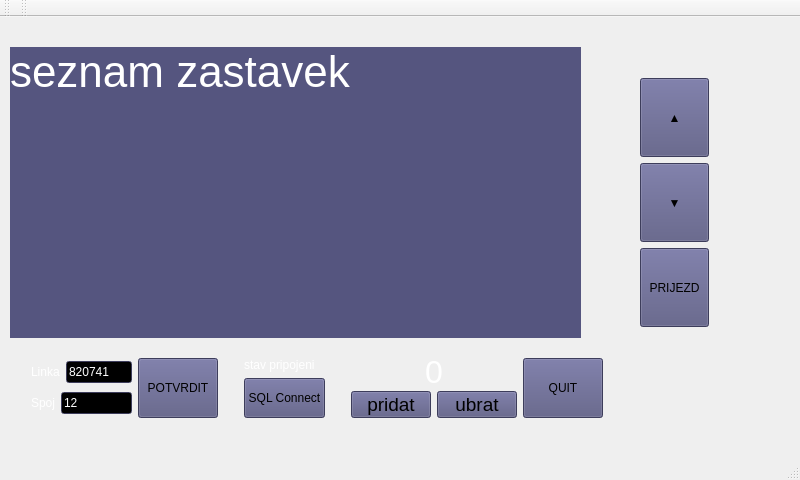
This is mainwindow.ui in frutabruta/VDV301tester as Qt 5 draws it before an edit. The edited form follows.
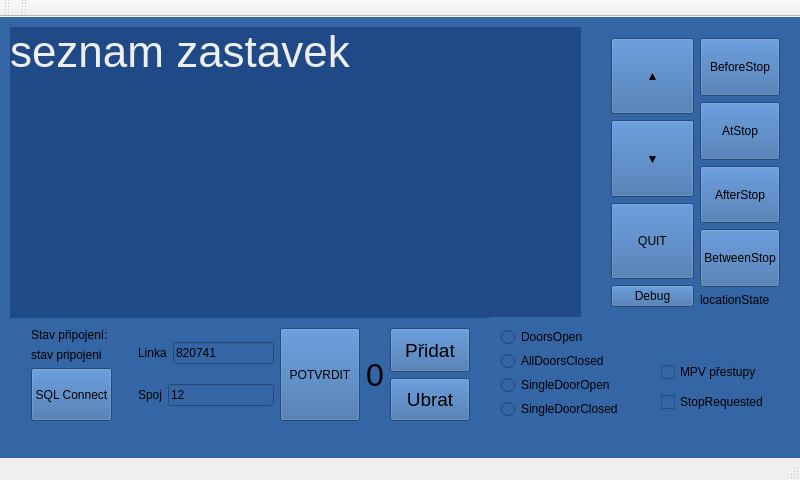
This is the edited form.

Patch:
```diff
--- a/mainwindow.ui
+++ b/mainwindow.ui
@@ -32,16 +32,22 @@
    <string>MainWindow</string>
   </property>
   <widget class="QWidget" name="centralWidget">
-   <property name="autoFillBackground">
+   <property name="enabled">
     <bool>true</bool>
    </property>
+   <property name="autoFillBackground">
+    <bool>false</bool>
+   </property>
    <widget class="QStackedWidget" name="prepinadloStran">
+    <property name="enabled">
+     <bool>true</bool>
+    </property>
     <property name="geometry">
      <rect>
       <x>0</x>
-      <y>20</y>
+      <y>0</y>
       <width>811</width>
-      <height>431</height>
+      <height>471</height>
      </rect>
     </property>
     <property name="palette">
@@ -59,9 +65,9 @@
        <colorrole role="Button">
         <brush brushstyle="SolidPattern">
          <color alpha="255">
-          <red>85</red>
-          <green>85</green>
-          <blue>127</blue>
+          <red>52</red>
+          <green>101</green>
+          <blue>164</blue>
          </color>
         </brush>
        </colorrole>
@@ -131,18 +137,18 @@
        <colorrole role="Base">
         <brush brushstyle="SolidPattern">
          <color alpha="255">
-          <red>0</red>
-          <green>0</green>
-          <blue>0</blue>
+          <red>52</red>
+          <green>101</green>
+          <blue>164</blue>
          </color>
         </brush>
        </colorrole>
        <colorrole role="Window">
         <brush brushstyle="SolidPattern">
          <color alpha="255">
-          <red>85</red>
-          <green>85</green>
-          <blue>127</blue>
+          <red>52</red>
+          <green>101</green>
+          <blue>164</blue>
          </color>
         </brush>
        </colorrole>
@@ -182,6 +188,15 @@
          </color>
         </brush>
        </colorrole>
+       <colorrole role="PlaceholderText">
+        <brush brushstyle="NoBrush">
+         <color alpha="128">
+          <red>255</red>
+          <green>255</green>
+          <blue>255</blue>
+         </color>
+        </brush>
+       </colorrole>
       </active>
       <inactive>
        <colorrole role="WindowText">
@@ -196,9 +211,9 @@
        <colorrole role="Button">
         <brush brushstyle="SolidPattern">
          <color alpha="255">
-          <red>85</red>
-          <green>85</green>
-          <blue>127</blue>
+          <red>52</red>
+          <green>101</green>
+          <blue>164</blue>
          </color>
         </brush>
        </colorrole>
@@ -268,18 +283,18 @@
        <colorrole role="Base">
         <brush brushstyle="SolidPattern">
          <color alpha="255">
-          <red>0</red>
-          <green>0</green>
-          <blue>0</blue>
+          <red>52</red>
+          <green>101</green>
+          <blue>164</blue>
          </color>
         </brush>
        </colorrole>
        <colorrole role="Window">
         <brush brushstyle="SolidPattern">
          <color alpha="255">
-          <red>85</red>
-          <green>85</green>
-          <blue>127</blue>
+          <red>52</red>
+          <green>101</green>
+          <blue>164</blue>
          </color>
         </brush>
        </colorrole>
@@ -319,6 +334,15 @@
          </color>
         </brush>
        </colorrole>
+       <colorrole role="PlaceholderText">
+        <brush brushstyle="NoBrush">
+         <color alpha="128">
+          <red>255</red>
+          <green>255</green>
+          <blue>255</blue>
+         </color>
+        </brush>
+       </colorrole>
       </inactive>
       <disabled>
        <colorrole role="WindowText">
@@ -333,9 +357,9 @@
        <colorrole role="Button">
         <brush brushstyle="SolidPattern">
          <color alpha="255">
-          <red>85</red>
-          <green>85</green>
-          <blue>127</blue>
+          <red>52</red>
+          <green>101</green>
+          <blue>164</blue>
          </color>
         </brush>
        </colorrole>
@@ -405,18 +429,18 @@
        <colorrole role="Base">
         <brush brushstyle="SolidPattern">
          <color alpha="255">
-          <red>85</red>
-          <green>85</green>
-          <blue>127</blue>
+          <red>52</red>
+          <green>101</green>
+          <blue>164</blue>
          </color>
         </brush>
        </colorrole>
        <colorrole role="Window">
         <brush brushstyle="SolidPattern">
          <color alpha="255">
-          <red>85</red>
-          <green>85</green>
-          <blue>127</blue>
+          <red>52</red>
+          <green>101</green>
+          <blue>164</blue>
          </color>
         </brush>
        </colorrole>
@@ -456,9 +480,21 @@
          </color>
         </brush>
        </colorrole>
+       <colorrole role="PlaceholderText">
+        <brush brushstyle="NoBrush">
+         <color alpha="128">
+          <red>255</red>
+          <green>255</green>
+          <blue>255</blue>
+         </color>
+        </brush>
+       </colorrole>
       </disabled>
      </palette>
     </property>
+    <property name="styleSheet">
+     <string notr="true">background-color:rgb(52, 101, 164);</string>
+    </property>
     <property name="currentIndex">
      <number>0</number>
     </property>
@@ -466,13 +502,53 @@
      <widget class="QWidget" name="horizontalLayoutWidget_2">
       <property name="geometry">
        <rect>
-        <x>20</x>
-        <y>310</y>
-        <width>594</width>
-        <height>82</height>
+        <x>0</x>
+        <y>300</y>
+        <width>481</width>
+        <height>115</height>
        </rect>
       </property>
       <layout class="QHBoxLayout" name="horizontalLayout_3">
+       <item>
+        <layout class="QVBoxLayout" name="verticalLayout_2">
+         <property name="leftMargin">
+          <number>20</number>
+         </property>
+         <property name="topMargin">
+          <number>0</number>
+         </property>
+         <property name="rightMargin">
+          <number>20</number>
+         </property>
+         <item>
+          <widget class="QLabel" name="label_3">
+           <property name="text">
+            <string>Stav připojení:</string>
+           </property>
+          </widget>
+         </item>
+         <item>
+          <widget class="QLabel" name="NazevVysledku">
+           <property name="text">
+            <string>stav pripojeni</string>
+           </property>
+          </widget>
+         </item>
+         <item>
+          <widget class="QPushButton" name="pripojeniTlacitko">
+           <property name="sizePolicy">
+            <sizepolicy hsizetype="Minimum" vsizetype="Expanding">
+             <horstretch>0</horstretch>
+             <verstretch>0</verstretch>
+            </sizepolicy>
+           </property>
+           <property name="text">
+            <string>SQL Connect</string>
+           </property>
+          </widget>
+         </item>
+        </layout>
+       </item>
        <item>
         <layout class="QVBoxLayout" name="verticalLayout_3">
          <item>
@@ -480,7 +556,7 @@
            <item>
             <widget class="QLabel" name="label">
              <property name="text">
-              <string>Linka</string>
+              <string>&lt;html&gt;&lt;head/&gt;&lt;body&gt;&lt;p&gt;&lt;span style=&quot; color:#000000;&quot;&gt;Linka&lt;/span&gt;&lt;/p&gt;&lt;/body&gt;&lt;/html&gt;</string>
              </property>
             </widget>
            </item>
@@ -527,40 +603,10 @@
         </widget>
        </item>
        <item>
-        <layout class="QVBoxLayout" name="verticalLayout_2">
+        <layout class="QHBoxLayout" name="horizontalLayout">
          <property name="leftMargin">
-          <number>20</number>
-         </property>
-         <property name="topMargin">
           <number>0</number>
          </property>
-         <property name="rightMargin">
-          <number>20</number>
-         </property>
-         <item>
-          <widget class="QLabel" name="NazevVysledku">
-           <property name="text">
-            <string>stav pripojeni</string>
-           </property>
-          </widget>
-         </item>
-         <item>
-          <widget class="QPushButton" name="pripojeniTlacitko">
-           <property name="sizePolicy">
-            <sizepolicy hsizetype="Minimum" vsizetype="Expanding">
-             <horstretch>0</horstretch>
-             <verstretch>0</verstretch>
-            </sizepolicy>
-           </property>
-           <property name="text">
-            <string>SQL Connect</string>
-           </property>
-          </widget>
-         </item>
-        </layout>
-       </item>
-       <item>
-        <layout class="QVBoxLayout" name="verticalLayout">
          <item>
           <widget class="QLabel" name="popisek">
            <property name="font">
@@ -580,7 +626,10 @@
           </widget>
          </item>
          <item>
-          <layout class="QHBoxLayout" name="horizontalLayout">
+          <layout class="QVBoxLayout" name="verticalLayout">
+           <property name="leftMargin">
+            <number>0</number>
+           </property>
            <item>
             <widget class="QPushButton" name="pridatTlacitko">
              <property name="enabled">
@@ -598,7 +647,7 @@
               </font>
              </property>
              <property name="text">
-              <string>pridat</string>
+              <string>Přidat</string>
              </property>
             </widget>
            </item>
@@ -616,7 +665,7 @@
               </font>
              </property>
              <property name="text">
-              <string>ubrat</string>
+              <string>Ubrat</string>
              </property>
             </widget>
            </item>
@@ -624,19 +673,6 @@
          </item>
         </layout>
        </item>
-       <item>
-        <widget class="QPushButton" name="quitTlacitko">
-         <property name="sizePolicy">
-          <sizepolicy hsizetype="Expanding" vsizetype="Expanding">
-           <horstretch>0</horstretch>
-           <verstretch>0</verstretch>
-          </sizepolicy>
-         </property>
-         <property name="text">
-          <string>QUIT</string>
-         </property>
-        </widget>
-       </item>
       </layout>
      </widget>
      <widget class="QLabel" name="prikazovyvysledek">
@@ -654,7 +690,11 @@
        </font>
       </property>
       <property name="autoFillBackground">
-       <bool>true</bool>
+       <bool>false</bool>
+      </property>
+      <property name="styleSheet">
+       <string notr="true">background-color:rgb(32, 74, 135);
+color: rgb(238, 238, 236);</string>
       </property>
       <property name="text">
        <string>seznam zastavek</string>
@@ -663,52 +703,192 @@
        <set>Qt::AlignLeading|Qt::AlignLeft|Qt::AlignTop</set>
       </property>
      </widget>
+     <widget class="QWidget" name="horizontalLayoutWidget">
+      <property name="geometry">
+       <rect>
+        <x>600</x>
+        <y>10</y>
+        <width>191</width>
+        <height>291</height>
+       </rect>
+      </property>
+      <layout class="QHBoxLayout" name="horizontalLayout_5">
+       <item>
+        <layout class="QVBoxLayout" name="verticalLayout_4">
+         <item>
+          <widget class="QPushButton" name="sipkaNahoru">
+           <property name="sizePolicy">
+            <sizepolicy hsizetype="Expanding" vsizetype="Expanding">
+             <horstretch>0</horstretch>
+             <verstretch>0</verstretch>
+            </sizepolicy>
+           </property>
+           <property name="text">
+            <string>▲</string>
+           </property>
+          </widget>
+         </item>
+         <item>
+          <widget class="QPushButton" name="sipkaDolu">
+           <property name="sizePolicy">
+            <sizepolicy hsizetype="Minimum" vsizetype="Expanding">
+             <horstretch>0</horstretch>
+             <verstretch>0</verstretch>
+            </sizepolicy>
+           </property>
+           <property name="text">
+            <string>▼</string>
+           </property>
+          </widget>
+         </item>
+         <item>
+          <widget class="QPushButton" name="quitTlacitko">
+           <property name="sizePolicy">
+            <sizepolicy hsizetype="Expanding" vsizetype="Expanding">
+             <horstretch>0</horstretch>
+             <verstretch>0</verstretch>
+            </sizepolicy>
+           </property>
+           <property name="text">
+            <string>QUIT</string>
+           </property>
+          </widget>
+         </item>
+         <item>
+          <widget class="QPushButton" name="tlacitkoNavic">
+           <property name="text">
+            <string>Debug</string>
+           </property>
+          </widget>
+         </item>
+        </layout>
+       </item>
+       <item>
+        <layout class="QVBoxLayout" name="verticalLayout_5">
+         <item>
+          <widget class="QPushButton" name="BeforeStop">
+           <property name="sizePolicy">
+            <sizepolicy hsizetype="Minimum" vsizetype="Expanding">
+             <horstretch>0</horstretch>
+             <verstretch>0</verstretch>
+            </sizepolicy>
+           </property>
+           <property name="text">
+            <string>BeforeStop</string>
+           </property>
+          </widget>
+         </item>
+         <item>
+          <widget class="QPushButton" name="AtStop_2">
+           <property name="sizePolicy">
+            <sizepolicy hsizetype="Minimum" vsizetype="Expanding">
+             <horstretch>0</horstretch>
+             <verstretch>0</verstretch>
+            </sizepolicy>
+           </property>
+           <property name="text">
+            <string>AtStop</string>
+           </property>
+          </widget>
+         </item>
+         <item>
+          <widget class="QPushButton" name="AfterStop">
+           <property name="sizePolicy">
+            <sizepolicy hsizetype="Minimum" vsizetype="Expanding">
+             <horstretch>0</horstretch>
+             <verstretch>0</verstretch>
+            </sizepolicy>
+           </property>
+           <property name="text">
+            <string>AfterStop</string>
+           </property>
+          </widget>
+         </item>
+         <item>
+          <widget class="QPushButton" name="BetweenStop">
+           <property name="sizePolicy">
+            <sizepolicy hsizetype="Minimum" vsizetype="Expanding">
+             <horstretch>0</horstretch>
+             <verstretch>0</verstretch>
+            </sizepolicy>
+           </property>
+           <property name="text">
+            <string>BetweenStop</string>
+           </property>
+          </widget>
+         </item>
+         <item>
+          <widget class="QLabel" name="locationStateIndicator">
+           <property name="text">
+            <string>locationState</string>
+           </property>
+          </widget>
+         </item>
+        </layout>
+       </item>
+      </layout>
+     </widget>
      <widget class="QWidget" name="verticalLayoutWidget_2">
       <property name="geometry">
        <rect>
-        <x>629</x>
-        <y>30</y>
-        <width>91</width>
-        <height>271</height>
+        <x>490</x>
+        <y>300</y>
+        <width>160</width>
+        <height>112</height>
        </rect>
       </property>
-      <layout class="QVBoxLayout" name="verticalLayout_4">
+      <layout class="QVBoxLayout" name="verticalLayout_6">
        <item>
-        <widget class="QPushButton" name="sipkaNahoru">
-         <property name="sizePolicy">
-          <sizepolicy hsizetype="Expanding" vsizetype="Expanding">
-           <horstretch>0</horstretch>
-           <verstretch>0</verstretch>
-          </sizepolicy>
+        <widget class="QRadioButton" name="radioButton">
+         <property name="text">
+          <string>DoorsOpen</string>
          </property>
+        </widget>
+       </item>
+       <item>
+        <widget class="QRadioButton" name="radioButton_2">
          <property name="text">
-          <string>▲</string>
+          <string>AllDoorsClosed</string>
          </property>
         </widget>
        </item>
        <item>
-        <widget class="QPushButton" name="sipkaDolu">
-         <property name="sizePolicy">
-          <sizepolicy hsizetype="Minimum" vsizetype="Expanding">
-           <horstretch>0</horstretch>
-           <verstretch>0</verstretch>
-          </sizepolicy>
+        <widget class="QRadioButton" name="radioButton_3">
+         <property name="text">
+          <string>SingleDoorOpen</string>
          </property>
+        </widget>
+       </item>
+       <item>
+        <widget class="QRadioButton" name="radioButton_4">
          <property name="text">
-          <string>▼</string>
+          <string>SingleDoorClosed</string>
          </property>
         </widget>
        </item>
+      </layout>
+     </widget>
+     <widget class="QWidget" name="verticalLayoutWidget_3">
+      <property name="geometry">
+       <rect>
+        <x>650</x>
+        <y>330</y>
+        <width>160</width>
+        <height>80</height>
+       </rect>
+      </property>
+      <layout class="QVBoxLayout" name="verticalLayout_7">
        <item>
-        <widget class="QPushButton" name="prijezd">
-         <property name="sizePolicy">
-          <sizepolicy hsizetype="Minimum" vsizetype="Expanding">
-           <horstretch>0</horstretch>
-           <verstretch>0</verstretch>
-          </sizepolicy>
+        <widget class="QCheckBox" name="checkBox">
+         <property name="text">
+          <string>MPV přestupy</string>
          </property>
+        </widget>
+       </item>
+       <item>
+        <widget class="QCheckBox" name="checkBox_2">
          <property name="text">
-          <string>PRIJEZD</string>
+          <string>StopRequested</string>
          </property>
         </widget>
        </item>
```
Left out of the diff: 14 changed lines with no effect on the pictures.
